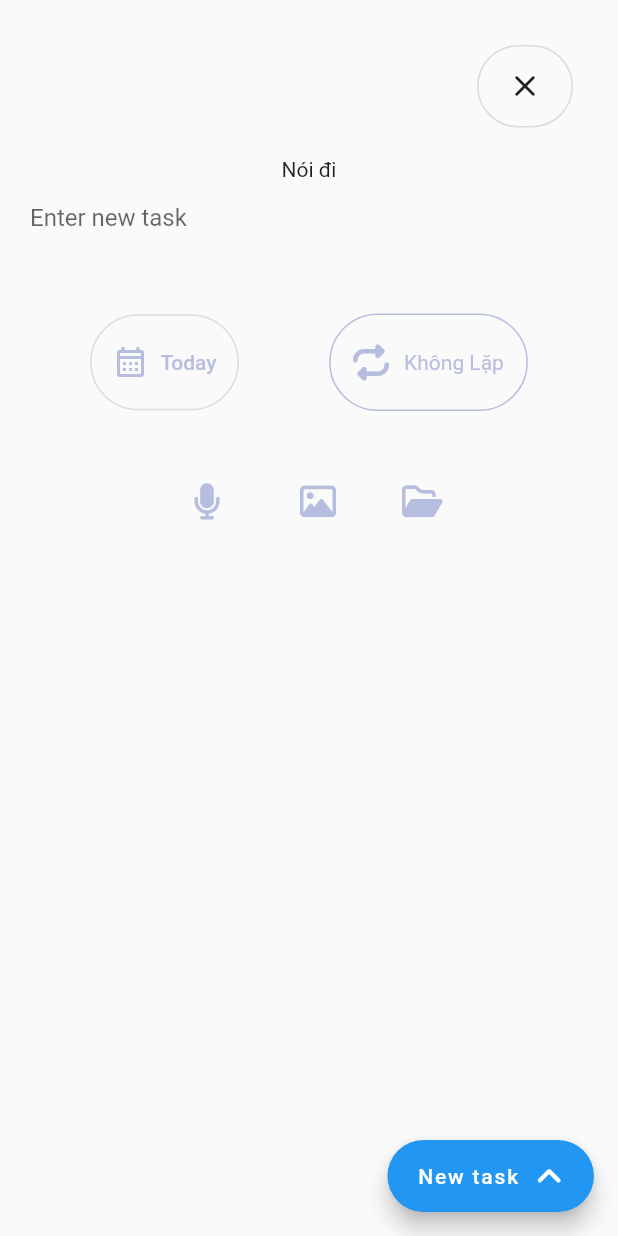
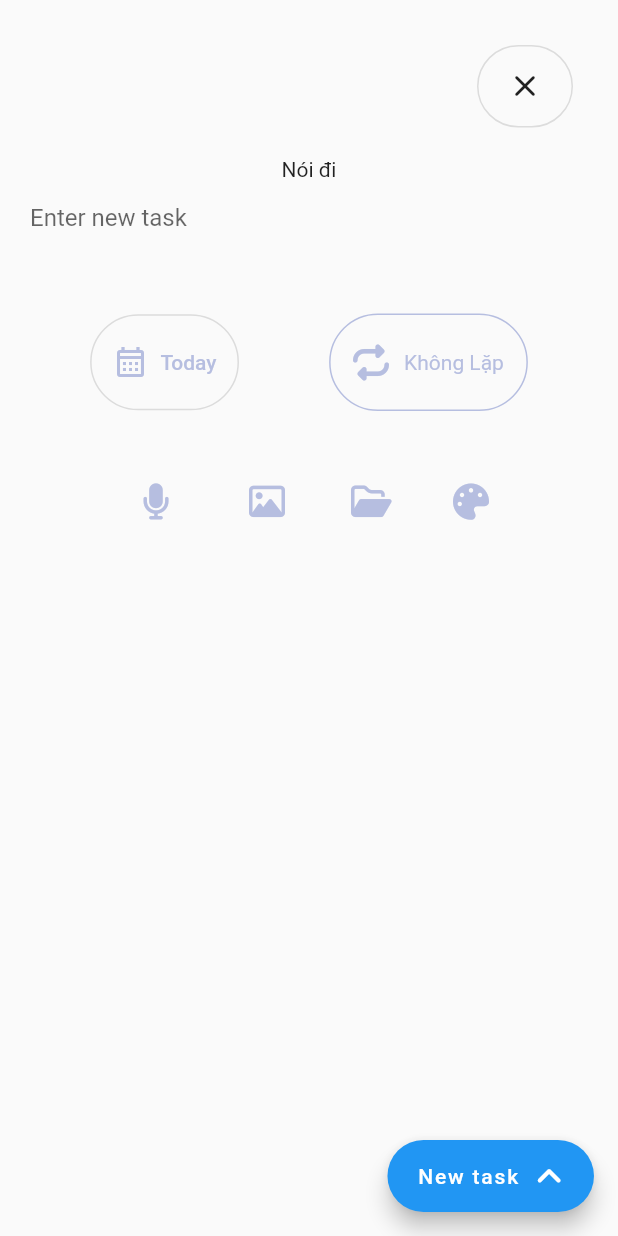
Before and after one commit to ngoctienUIT/TodoApp, a Flutter app: the screen it shows after launch, after a tap on the "add" icon, on a phone screen of 412 x 824 dp. Run offline on Flutter 3.47's test engine with Material 2 defaults, Android fonts, the phone set to English and light mode, and no system bars; drawn by our look-alikes of avatar_glow; our stand-ins replace cloud_firestore, date_picker_timeline, file_picker, firebase_auth, firebase_core, firebase_storage and 12 more; missing offline and left inert: workmanager; accounts and stored records are empty.

Commit message:
update UI
cập nhật giao diện và tổ chức lại code 1 xíu

```diff
--- a/lib/model/local_notification_manager.dart
+++ b/lib/model/local_notification_manager.dart
@@ -84,12 +84,13 @@ class LocalNotificationManager {
       {int id = 0,
       String title = "",
       String body = "",
-      String payload = "payload"}) async {
+      String payload = "payload",
+      RepeatInterval repeat = RepeatInterval.everyMinute}) async {
     flutterLocalNotificationsPlugin.periodicallyShow(
         id,
         title,
         body,
-        RepeatInterval.everyMinute,
+        repeat,
         const NotificationDetails(
           android: AndroidNotificationDetails("channel id 2", "channel name 2",
               playSound: true,
--- a/lib/model/todo.dart
+++ b/lib/model/todo.dart
@@ -41,7 +41,7 @@ class Todo {
       id: data["id"],
       content: data["content"],
       repeat: data["repeat"],
-      time: DateTime.now(), //DateTime(data["time"]),
+      time: DateFormat("dd/MM/yyyy").parse(data["time"]),
       status: data["status"] == 0 ? false : true,
     );
   }
--- a/lib/page/handle_todo/edit_todo_page.dart
+++ b/lib/page/handle_todo/edit_todo_page.dart
@@ -4,7 +4,7 @@ import 'package:font_awesome_flutter/font_awesome_flutter.dart';
 import 'package:todo_app/model/data_sql.dart';
 import 'package:todo_app/model/todo.dart';
 import 'package:todo_app/model/todo_database.dart';
-import 'package:todo_app/page/handle_todo/pick_file.dart';
+import 'package:todo_app/page/handle_todo/pick_function.dart';
 import 'package:todo_app/page/handle_todo/widget/add_file_widget.dart';
 import 'package:todo_app/page/handle_todo/widget/custom_popup_menu.dart';
 import 'package:todo_app/page/handle_todo/widget/image_list_widget.dart';
--- a/lib/page/handle_todo/new_todo_page.dart
+++ b/lib/page/handle_todo/new_todo_page.dart
@@ -22,15 +22,17 @@ class _NewTodoPageState extends State<NewTodoPage> {
   final TextEditingController _controller = TextEditingController();
   List<String> images = [];
   List<String> files = [];
-  DateTime dateTime = DateTime.now();
+  late DateTime dateTime;
   SpeechToText speechToText = SpeechToText();
   String lastWords = "Nói đi";
   bool isListening = false;
   int repeat = 0;
+  late Todo todo;
 
   @override
   void initState() {
     super.initState();
+    dateTime = DateTime.now();
   }
 
   @override
--- a/lib/page/handle_todo/widget/add_file_widget.dart
+++ b/lib/page/handle_todo/widget/add_file_widget.dart
@@ -1,7 +1,8 @@
 import 'package:avatar_glow/avatar_glow.dart';
 import 'package:flutter/material.dart';
+import 'package:flutter_colorpicker/flutter_colorpicker.dart';
 import 'package:font_awesome_flutter/font_awesome_flutter.dart';
-import 'package:todo_app/page/handle_todo/pick_file.dart';
+import 'package:todo_app/page/handle_todo/pick_function.dart';
 
 Widget addFileWidget(
     {required Function(List<String>) getImage,
@@ -47,6 +48,14 @@ Widget addFileWidget(
           FontAwesomeIcons.folderOpen,
           color: Color.fromRGBO(182, 190, 224, 1),
         ),
+      ),
+      const SizedBox(width: 20),
+      IconButton(
+        onPressed: () {},
+        icon: const Icon(
+          FontAwesomeIcons.palette,
+          color: Color.fromRGBO(182, 190, 224, 1),
+        ),
       )
     ],
   );
--- a/lib/page/handle_todo/widget/pick_time_widget.dart
+++ b/lib/page/handle_todo/widget/pick_time_widget.dart
@@ -1,6 +1,6 @@
 import 'package:flutter/material.dart';
 import 'package:intl/intl.dart';
-import 'package:todo_app/page/handle_todo/pick_file.dart';
+import 'package:todo_app/page/handle_todo/pick_function.dart';
 import 'package:todo_app/page/handle_todo/widget/custom_popup_menu.dart';
 
 Widget pickTimeWidget(BuildContext context,
--- a/lib/page/home/my_home.dart
+++ b/lib/page/home/my_home.dart
@@ -1,6 +1,8 @@
+import 'package:date_picker_timeline/date_picker_timeline.dart';
 import 'package:flutter/material.dart';
 import 'package:flutter_bloc/flutter_bloc.dart';
 import 'package:font_awesome_flutter/font_awesome_flutter.dart';
+import 'package:intl/intl.dart';
 import 'package:todo_app/model/todo.dart';
 import 'package:todo_app/model/todo_database.dart';
 import 'package:todo_app/page/handle_todo/new_todo_page.dart';
@@ -8,9 +10,22 @@ import 'package:todo_app/page/home/bloc/todo_bloc.dart';
 import 'package:todo_app/page/home/bloc/todo_state.dart';
 import 'package:todo_app/page/home/widget/build_item.dart';
 
-class MyHome extends StatelessWidget {
+class MyHome extends StatefulWidget {
   const MyHome({Key? key, required this.action}) : super(key: key);
   final Function action;
+
+  @override
+  State<MyHome> createState() => _MyHomeState();
+}
+
+class _MyHomeState extends State<MyHome> {
+  late DateTime now;
+
+  @override
+  void initState() {
+    super.initState();
+    now = DateTime.now();
+  }
 
   @override
   Widget build(BuildContext context) {
@@ -19,7 +34,7 @@ class MyHome extends StatelessWidget {
       appBar: AppBar(
         elevation: 0,
         iconTheme: const IconThemeData(
-            color: Color.fromRGBO(159, 161, 184, 1), size: 20),
+            color: Color.fromRGBO(159, 161, 184, 1), size: 25),
         backgroundColor: const Color.fromRGBO(250, 250, 255, 1),
         actions: [
           IconButton(
@@ -39,7 +54,7 @@ class MyHome extends StatelessWidget {
           splashColor: Colors.transparent,
           highlightColor: Colors.transparent,
           onPressed: () {
-            action();
+            widget.action();
           },
           icon: const Icon(FontAwesomeIcons.bars),
         ),
@@ -70,20 +85,30 @@ class MyHome extends StatelessWidget {
                   color: Color.fromRGBO(77, 80, 108, 1),
                 ),
               ),
-              const SizedBox(height: 30),
-              const Text(
-                "Category",
-                style: TextStyle(
-                  fontWeight: FontWeight.bold,
+              const SizedBox(height: 20),
+              Text(
+                DateFormat.yMMMMd().format(DateTime.now()),
+                style: const TextStyle(
+                  fontSize: 30,
                   color: Color.fromRGBO(156, 166, 201, 1),
                 ),
               ),
-              const SizedBox(height: 30),
+              const SizedBox(height: 5),
               const Text(
-                "TODAY'S TASK",
-                style: TextStyle(
-                  color: Color.fromRGBO(156, 166, 201, 1),
-                ),
+                "Today",
+                style: TextStyle(fontSize: 20),
+              ),
+              const SizedBox(height: 20),
+              DatePicker(
+                DateTime.now(),
+                initialSelectedDate: DateTime.now(),
+                selectionColor: Colors.black,
+                selectedTextColor: Colors.white,
+                onDateChange: (date) {
+                  setState(() {
+                    now = date;
+                  });
+                },
               ),
               Expanded(
                 child: BlocBuilder<TodoBloc, TodoState>(
@@ -103,7 +128,10 @@ class MyHome extends StatelessWidget {
                     }
 
                     if (state is Success) {
-                      return buildItem(state.list);
+                      return buildItem(state.list
+                          .where((element) =>
+                              element.time.difference(now).inDays == 0)
+                          .toList());
                     }
 
                     return const Center(child: Text("Không có dữ liệu"));
--- a/pubspec.yaml
+++ b/pubspec.yaml
@@ -41,7 +41,7 @@ dependencies:
   firebase_core: ^1.20.0
   google_sign_in: ^5.4.0
   cloud_firestore: ^3.4.3
-  flutter_bloc: ^8.0.1
+  flutter_bloc: ^8.1.1
   provider: ^6.0.3
   uuid: ^3.0.6
   flutter_slidable: ^2.0.0
@@ -57,6 +57,8 @@ dependencies:
   flutter_local_notifications: ^9.7.0
   workmanager: ^0.5.0
   rxdart: ^0.27.5
+  date_picker_timeline: ^1.2.3
+  flutter_colorpicker: ^1.0.3
 
 dev_dependencies:
   flutter_test:
```
Also changed, not shown: lib/page/home/bloc/get_repeat_interval.dart (added, +14 -0 lines), lib/page/home/bloc/todo_bloc.dart (+11 -5 lines), lib/page/home/widget/item_todo.dart (+8 -1 lines), lib/page/handle_todo/pick_function.dart (renamed from lib/page/handle_todo/pick_file.dart), pubspec.lock.
